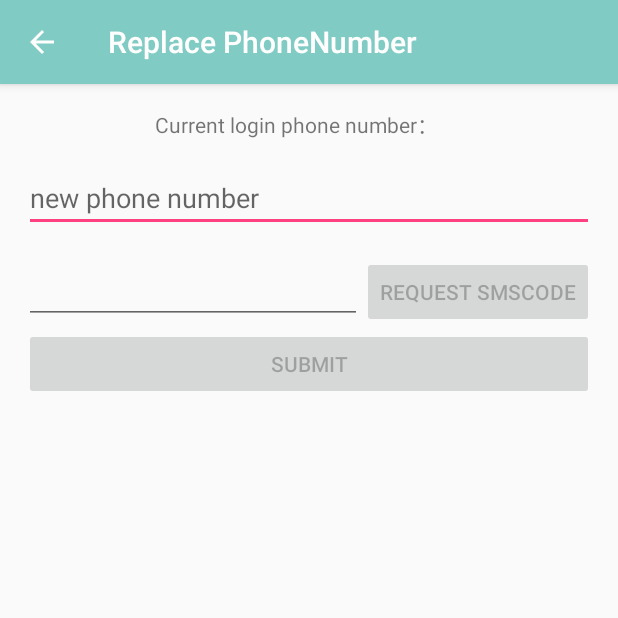
After one commit to Nicholas-Suo/ContactsCloud, an Android app: the ReplacePhoneNumberActivity screen opened directly, with no data from a screen before it, on a phone screen of 412 x 824 dp, the top half of it. The commit adds this screen. Run offline under Robolectric (Android 15) with nearby library versions, the phone set to English and light mode, and no system bars; libraries missing offline, so code that uses them is left out: cn.bmob.v3; 2 statements that could not run were skipped.

Commit message:
add replace bind phone number function

```diff
--- a/app/src/main/AndroidManifest.xml
+++ b/app/src/main/AndroidManifest.xml
@@ -60,7 +60,9 @@
             android:name=".ModifyPasswordActivity"
             android:label="@string/modify_password"
             ></activity>
-
+        <activity
+            android:name=".ReplacePhoneNumberActivity"
+            android:label="@string/replace_phonenumber" />
     </application>
 
 </manifest>
--- /dev/null
+++ b/app/src/main/java/tech/xiaosuo/com/contactscloud/ReplacePhoneNumberActivity.java
@@ -0,0 +1,121 @@
+package tech.xiaosuo.com.contactscloud;
+
+import android.annotation.SuppressLint;
+
+import android.content.Context;
+import android.os.Bundle;
+import android.os.Handler;
+import android.os.Message;
+import android.support.v7.app.ActionBar;
+import android.text.Editable;
+import android.text.TextUtils;
+import android.text.TextWatcher;
+import android.util.Log;
+import android.view.View;
+import android.widget.Button;
+import android.widget.EditText;
+import android.widget.TextView;
+import tech.xiaosuo.com.contactscloud.bmob.BmobInterface;
+
+
+public class ReplacePhoneNumberActivity extends BaseActivity implements View.OnClickListener {// ,BmobInterface.CallBackPresenter
+
+    private static final String TAG="ReplacePhoneNumber";
+    TextView currNumberView;
+    String currPhoneNumber;
+    EditText newNumberView;
+    Button reqSmsCodeButton;
+    EditText smsCodeView;
+    Button submitButton;
+    Context mContext;
+
+    @Override
+    protected void onCreate(Bundle savedInstanceState) {
+        super.onCreate(savedInstanceState);
+        setContentView(R.layout.activity_replace_phone_number);
+        ActionBar actionBar  = getSupportActionBar();
+        actionBar.setDisplayHomeAsUpEnabled(true);
+        mContext = getApplicationContext();
+     //   BmobInterface.setCallBackPresenter(this);
+        initView();
+    }
+
+    /**
+     *
+     */
+    private void initView(){
+        //curr login user'phone
+        currNumberView = (TextView)findViewById(R.id.replace_pnum_curr_num_view);
+        currPhoneNumber = Utils.getCurrUserPhoneNumber();
+        String starPhoneNumber = Utils.modifyPhoneMiddleNumberUsingStar(currPhoneNumber);
+        currNumberView.setText(starPhoneNumber);
+
+
+        newNumberView = (EditText)findViewById(R.id.replace_pnum_new_phonenumber_view);
+        newNumberView.addTextChangedListener(new TextWatcher() {
+            @Override
+            public void beforeTextChanged(CharSequence s, int start, int count, int after) {
+
+            }
+
+            @Override
+            public void onTextChanged(CharSequence s, int start, int before, int count) {
+                     if(s == null || s.length() != Utils.PHONE_MUNBER_LEN){
+                         submitButton.setEnabled(false);
+                         reqSmsCodeButton.setEnabled(false);
+                     }else{
+                         submitButton.setEnabled(true);
+                         reqSmsCodeButton.setEnabled(true);
+                     }
+            }
+
+            @Override
+            public void afterTextChanged(Editable s) {
+
+            }
+        });
+        reqSmsCodeButton = (Button)findViewById(R.id.replace_pnum_request_smscode_button);
+        reqSmsCodeButton.setOnClickListener(this);
+
+        smsCodeView = (EditText)findViewById(R.id.replace_pnum_sms_code_view);
+
+
+        submitButton = (Button)findViewById(R.id.replace_pnum_submit_button);
+        submitButton.setOnClickListener(this);
+        submitButton.setEnabled(false);
+        reqSmsCodeButton.setEnabled(false);
+    }
+
+
+    @Override
+    public void onClick(View v) {
+        int id = v.getId();
+        String newPhoneNumber = newNumberView.getText().toString();
+        Log.d(TAG," newPhoneNumber: " + newPhoneNumber);
+        switch (id){
+            case R.id.replace_pnum_request_smscode_button:
+                if(Utils.isValidPhoneNumber(currPhoneNumber)){
+                    smsCodeView.requestFocus();
+                    BmobInterface.sendSmsCodeRequest(this,newPhoneNumber);
+                    requestSmsCodeAgainTimer(reqSmsCodeButton,Utils.ONE_MINUTE);
+                }
+                break;
+            case R.id.replace_pnum_submit_button:
+                Log.d(TAG,"bind/unbind phone number clic ");
+                if(!Utils.isValidPhoneNumber(newPhoneNumber)){
+                    Log.d(TAG," the new phone number is not valide");
+                    newNumberView.setError(getString(R.string.error_invalid_phonenumber));
+                     return;
+                }
+                String smsCode = smsCodeView.getText().toString();
+                if(smsCodeView != null && !TextUtils.isEmpty(smsCode)){
+                    Log.d(TAG,"bind/unbind phone number start ");
+                    BmobInterface.replacePhoneNumber(this,smsCode,newPhoneNumber);//currPhoneNumber,
+                }
+                break;
+                default:
+                    break;
+        }
+    }
+
+}
--- a/app/src/main/java/tech/xiaosuo/com/contactscloud/Utils.java
+++ b/app/src/main/java/tech/xiaosuo/com/contactscloud/Utils.java
@@ -13,7 +13,7 @@ public class Utils {
     //after request sms code, we will wait 60s,to request it again
     public static final int REFRESH_SEND_SMS_CODE_TIMER = 1;
     public static final int ONE_MINUTE = 60;
-
+    public static final int PHONE_MUNBER_LEN = 11;
     public static boolean isNetworkConnected(Context context){
         ConnectivityManager connectivityManager = (ConnectivityManager)context.getSystemService(Context.CONNECTIVITY_SERVICE);
         NetworkInfo networkInfo = connectivityManager.getActiveNetworkInfo();
--- /dev/null
+++ b/app/src/main/res/layout/activity_replace_phone_number.xml
@@ -0,0 +1,91 @@
+<?xml version="1.0" encoding="utf-8"?>
+<LinearLayout xmlns:android="http://schemas.android.com/apk/res/android"
+    xmlns:app="http://schemas.android.com/apk/res-auto"
+    xmlns:tools="http://schemas.android.com/tools"
+    android:layout_width="match_parent"
+    android:layout_height="match_parent"
+    android:orientation="vertical"
+    android:paddingBottom="@dimen/activity_vertical_margin"
+    android:paddingLeft="@dimen/activity_horizontal_margin"
+    android:paddingRight="@dimen/activity_horizontal_margin"
+    android:paddingTop="@dimen/activity_vertical_margin"
+    tools:context=".ReplacePhoneNumberActivity">
+    <RelativeLayout
+        android:layout_width="match_parent"
+        android:layout_height="wrap_content"
+        android:layout_gravity="center_horizontal"
+        android:gravity="center_horizontal"
+        >
+        <LinearLayout
+            android:id="@+id/replace_pnum_curr_phone_info_layout"
+            android:layout_width="match_parent"
+            android:layout_height="wrap_content"
+            android:orientation="horizontal"
+            android:gravity="center_horizontal"
+            >
+        <TextView
+            android:layout_width="wrap_content"
+            android:layout_height="wrap_content"
+            android:text="@string/curr_login_phone_number"
+            android:layout_marginRight="@dimen/activity_horizontal_margin"
+            />
+         <TextView
+                android:id="@+id/replace_pnum_curr_num_view"
+                android:layout_width="wrap_content"
+                android:layout_height="wrap_content"
+                android:text="18813048110"
+                />
+        </LinearLayout>
+
+        <EditText
+            android:id="@+id/replace_pnum_new_phonenumber_view"
+            android:layout_width="match_parent"
+            android:layout_height="wrap_content"
+            android:layout_below="@+id/replace_pnum_curr_phone_info_layout"
+            android:layout_marginTop="@dimen/activity_horizontal_margin"
+            android:hint="@string/new_phone_number"
+            android:inputType="number"
+            android:singleLine="true"
+            />
+        <RelativeLayout
+            android:id="@+id/replace_pnum_sms_code_layout"
+            android:layout_width="match_parent"
+            android:layout_height="wrap_content"
+            android:gravity="center_horizontal"
+            android:layout_alignLeft="@+id/replace_pnum_curr_phone_info_layout"
+            android:layout_below="@+id/replace_pnum_new_phonenumber_view"
+            android:layout_marginTop="@dimen/activity_horizontal_margin"
+            >
+<!--            <TextView
+                android:layout_width="wrap_content"
+                android:layout_height="wrap_content"
+                android:text="@string/sms_code"
+                android:layout_marginRight="@dimen/activity_horizontal_margin"
+                android:layout_alignParentLeft="true"
+                android-->
+                />
+
+             <EditText
+                 android:id="@+id/replace_pnum_sms_code_view"
+                 android:layout_width="match_parent"
+                 android:layout_height="wrap_content"
+                 android:layout_toLeftOf="@+id/replace_pnum_request_smscode_button"
+                 android:singleLine="true"
+                 />
+            <Button
+                android:id="@+id/replace_pnum_request_smscode_button"
+                android:text="@string/request_sms_code"
+                android:layout_width="wrap_content"
+                android:layout_height="wrap_content"
+                android:layout_alignParentRight="true"
+                />
+        </RelativeLayout>
+    </RelativeLayout>
+
+    <Button android:id="@+id/replace_pnum_submit_button"
+        android:layout_width="match_parent"
+        android:layout_height="wrap_content"
+        android:text="@string/submit"
+        />
+
+</LinearLayout>
--- a/app/src/main/res/values/strings.xml
+++ b/app/src/main/res/values/strings.xml
@@ -67,4 +67,8 @@
     <string name="modify_password">Modify Password</string>
     <string name="settings">Settings</string>
     <string name="curr_phone_number">Phone Number：</string>
+    <string name="pls_input_password">Input Password</string>
+    <string name="password_incrrect">Password Incorrect</string>
+    <string name="curr_login_phone_number">Current login phone number：</string>
+    <string name="new_phone_number">new phone number</string>
 </resources>
```
Also changed, not shown: app/src/main/java/tech/xiaosuo/com/contactscloud/Fragments/MyInfoFragment.java (+65 -0 lines), app/src/main/java/tech/xiaosuo/com/contactscloud/ModifyPasswordActivity.java (+23 -0 lines), app/src/main/java/tech/xiaosuo/com/contactscloud/bmob/BmobInterface.java (+8 -7 lines), 1 other file.
